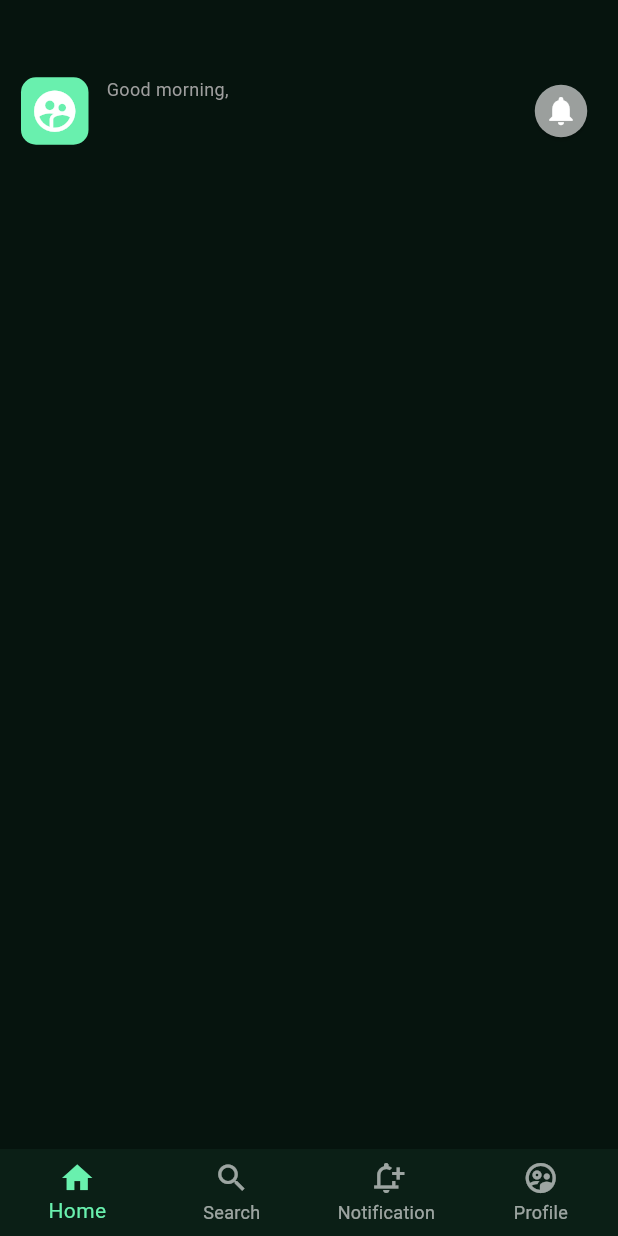
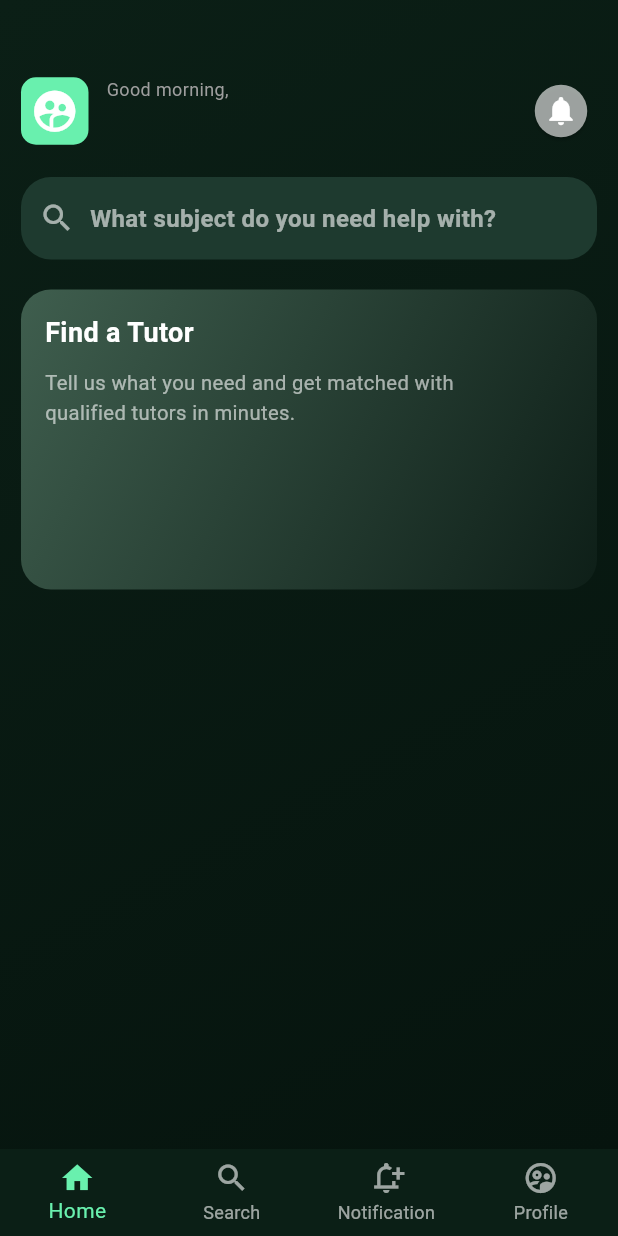
Before and after one commit to TanvirMain49/flutter_final_project, a Flutter app: the AppMainScreen screen opened directly, on a phone screen of 412 x 824 dp. Run offline on Flutter 3.47's test engine with Material 3 defaults, Android fonts, the phone set to English and light mode, and no system bars; our stand-ins replace flutter_dotenv, supabase_flutter; accounts and stored records are empty.

Commit message:
feat: enhance UI with new colors and search functionality in student home screen

```diff
--- a/lib/core/constants/colors.dart
+++ b/lib/core/constants/colors.dart
@@ -4,8 +4,16 @@ class AppColors {
   static const Color primary = Color(0xFF0B1F16);
   static const Color primaryDark = Color(0xFF06140E);
   static const Color secondary = Color(0xFF0E2F22);
+
   static const Color accent = Colors.greenAccent;
+
+  static const Color surface = Color(0xFF132B21);
+  static const Color inputBackground = Color(0xFF1E3A2F);
+  static const Color border = Color(0xFF1F4A3A);
+
   static const Color white = Colors.white;
   static const Color white60 = Colors.white60;
-  static const Color inputBackground = Color(0xFF1E3A2F);
+  static const Color textMuted = Color(0xFF9FB8AE);
+
+  static const Color success = Color(0xFF4CAF84);
 }
--- a/lib/core/widgets/gradient_background.dart
+++ b/lib/core/widgets/gradient_background.dart
@@ -11,7 +11,13 @@ class GradientBackground extends StatelessWidget {
     return Container(
       width: double.infinity,
       height: double.infinity,
-      color: AppColors.primaryDark,
+      decoration: const BoxDecoration(
+        gradient: LinearGradient(
+          begin: Alignment.topLeft,
+          end: Alignment.bottomRight,
+          colors: [AppColors.primary, AppColors.primaryDark],
+        ),
+      ),
       child: child,
     );
   }
--- /dev/null
+++ b/lib/core/widgets/search_field.dart
@@ -0,0 +1,39 @@
+import 'package:_6th_sem_project/core/constants/colors.dart';
+import 'package:flutter/material.dart';
+
+class SearchField extends StatelessWidget {
+  final VoidCallback? onTap;
+
+  const SearchField({super.key, this.onTap});
+
+  @override
+  Widget build(BuildContext context) {
+    return InkWell(
+      onTap: onTap,
+      borderRadius: BorderRadius.circular(20),
+      child: Container(
+        width: double.infinity,
+        height: 55,
+        padding: const EdgeInsets.symmetric(horizontal: 12),
+        decoration: BoxDecoration(
+          color: AppColors.inputBackground,
+          borderRadius: BorderRadius.circular(20),
+        ),
+        child: Row(
+          children: [
+            Icon(Icons.search, color: AppColors.white60),
+            const SizedBox(width: 10),
+            Text(
+              "What subject do you need help with?",
+              style: TextStyle(
+                color: AppColors.white60,
+                fontSize: 16,
+                fontWeight: FontWeight.w600,
+              ),
+            ),
+          ],
+        ),
+      ),
+    );
+  }
+}
--- a/lib/features/auth/controller/auth.controller.dart
+++ b/lib/features/auth/controller/auth.controller.dart
@@ -1,6 +1,5 @@
 import 'package:_6th_sem_project/core/services/auth_service.dart';
 import 'package:_6th_sem_project/features/home/app_mainScreen.dart';
-import 'package:_6th_sem_project/features/student/screen/student_home.dart';
 import 'package:flutter/material.dart';
 
 class SignInController {
--- a/lib/features/home/app_mainScreen.dart
+++ b/lib/features/home/app_mainScreen.dart
@@ -1,8 +1,6 @@
 import 'package:_6th_sem_project/core/constants/colors.dart';
-import 'package:_6th_sem_project/core/widgets/gradient_background.dart';
 import 'package:_6th_sem_project/features/student/screen/student_home.dart';
 import 'package:flutter/material.dart';
-import 'package:supabase_flutter/supabase_flutter.dart';
 
 class AppMainScreen extends StatefulWidget {
   const AppMainScreen({super.key});
--- a/lib/features/student/screen/student_home.dart
+++ b/lib/features/student/screen/student_home.dart
@@ -1,5 +1,6 @@
 import 'package:_6th_sem_project/core/constants/colors.dart';
 import 'package:_6th_sem_project/core/widgets/gradient_background.dart';
+import 'package:_6th_sem_project/core/widgets/search_field.dart';
 import 'package:_6th_sem_project/features/auth/screen/login_screen.dart';
 import 'package:flutter/material.dart';
 import 'package:supabase_flutter/supabase_flutter.dart';
@@ -24,7 +25,59 @@ class StudentHomeScreen extends StatelessWidget {
         ? userEmail.split('@')[0]
         : userEmail;
 
-    return GradientBackground(child: studentTopBar(displayName));
+    return GradientBackground(
+      child: SingleChildScrollView(
+        padding: EdgeInsets.symmetric(horizontal: 14),
+        child: Column(
+          children: [
+            studentTopBar(displayName),
+            const SizedBox(height: 20),
+            SearchField(),
+            const SizedBox(height: 20),
+            findTutorCard(),
+          ],
+        ),
+      ),
+    );
+  }
+
+  Container findTutorCard() {
+    return Container(
+      width: double.infinity,
+      height: 200,
+      padding: const EdgeInsets.all(16),
+      decoration: BoxDecoration(
+        borderRadius: BorderRadius.circular(20),
+        gradient: const LinearGradient(
+          begin: Alignment.topLeft,
+          end: Alignment.bottomRight,
+          colors: [Color(0xFF3F5E4E), Color(0xFF0E1F18)],
+        ),
+      ),
+      child: Column(
+        crossAxisAlignment: CrossAxisAlignment.start,
+        children: [
+          Text(
+            "Find a Tutor",
+            style: TextStyle(
+              color: AppColors.white,
+              fontSize: 18,
+              fontWeight: FontWeight.bold,
+            ),
+          ),
+          const SizedBox(height: 10),
+
+          Text(
+            "Tell us what you need and get matched with\nqualified tutors in minutes.",
+            style: TextStyle(
+              color: AppColors.white60,
+              fontSize: 13.5,
+              height: 1.5,
+            ),
+          ),
+        ],
+      ),
+    );
   }
 
   Center studentTopBar(String displayName) {
@@ -32,9 +85,7 @@ class StudentHomeScreen extends StatelessWidget {
       child: Column(
         children: [
           const SizedBox(height: 50),
-          Padding(
-            padding: const EdgeInsets.symmetric(horizontal: 14),
-            child: Row(
+          Row(
             mainAxisAlignment: MainAxisAlignment.start,
             children: [
               //   header part
@@ -87,14 +138,9 @@ class StudentHomeScreen extends StatelessWidget {
                   shape: const CircleBorder(),
                 ),
                 onPressed: () {},
-                  child: Icon(
-                    Icons.notifications,
-                    color: Colors.white,
-                    size: 23,
-                  ),
+                child: Icon(Icons.notifications, color: Colors.white, size: 23),
               ),
             ],
-            ),
           ),
         ],
       ),
```
Also changed, not shown: lib/core/widgets/input_field.dart (+9 -21 lines). Lines whose indentation alone changed are shown as unchanged.
